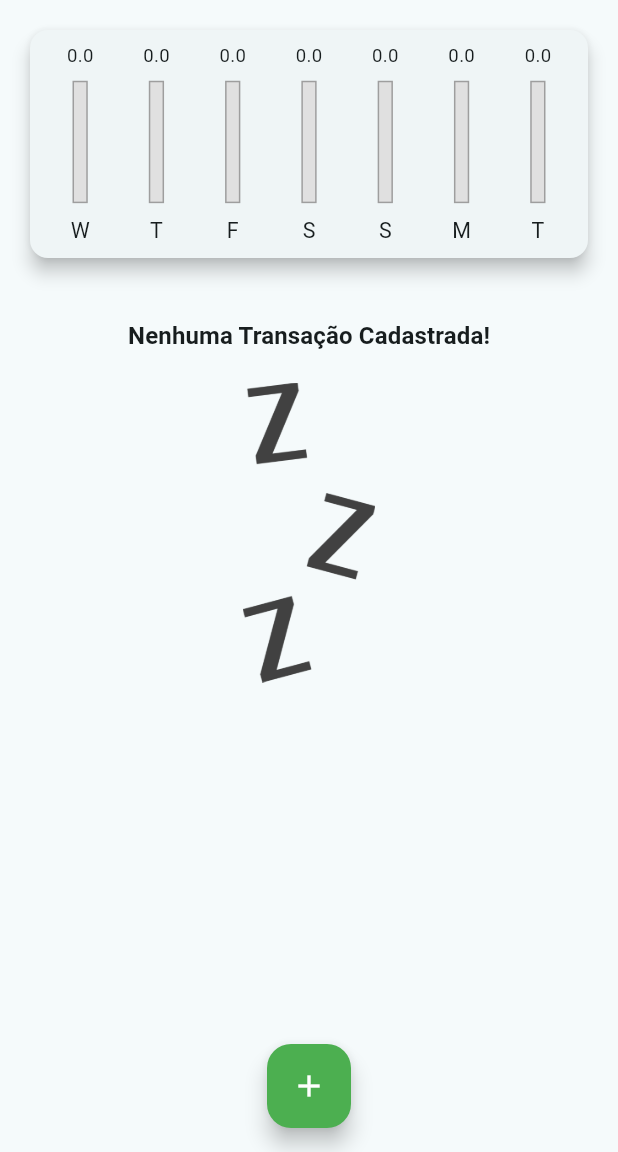
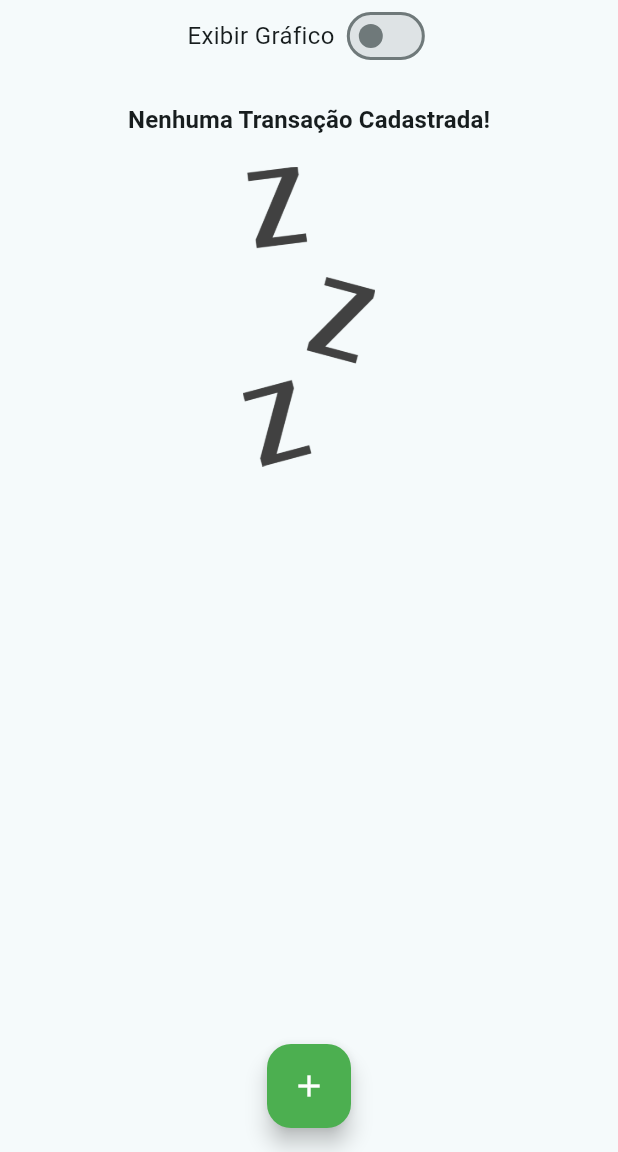
Before and after one commit to mateusalmeiida/despesas-pessoais-flutter, a Flutter app: the screen it shows after launch, on a phone screen of 412 x 824 dp, the part 84-1236 px from its top. Run offline on Flutter 3.47's test engine with Material 3 defaults, Android fonts, the phone set to English and light mode, and no system bars.

Commit message:
Alternância entre lista e gráfico implementada

```diff
--- a/lib/components/transaction_list.dart
+++ b/lib/components/transaction_list.dart
@@ -46,7 +46,8 @@ class TransactionList extends StatelessWidget {
               );
             },
           )
-        : Column(
+        : ListView(children: [
+            Column(
               children: [
                 SizedBox(
                   height: 20,
@@ -66,6 +67,7 @@ class TransactionList extends StatelessWidget {
                   ),
                 )
               ],
-          );
+            ),
+          ]);
   }
 }
--- a/lib/main.dart
+++ b/lib/main.dart
@@ -52,6 +52,7 @@ class MyHomePage extends StatefulWidget {
 
 class _MyHomePageState extends State<MyHomePage> {
   final List<Transaction> _transactions = [];
+  bool _showChart = false;
 
   List<Transaction> get _recentTransactions {
     return _transactions.where((tr) {
@@ -114,9 +115,29 @@ class _MyHomePageState extends State<MyHomePage> {
         child: Column(
           crossAxisAlignment: CrossAxisAlignment.stretch,
           children: [
+            Row(
+              mainAxisAlignment: MainAxisAlignment.center,
+              children: [
+                Text(
+                  'Exibir Gráfico',
+                  style: TextStyle(fontSize: 16),
+                ),
+                SizedBox(width: MediaQuery.of(context).size.width * 0.01),
+                Switch(
+                  value: _showChart,
+                  onChanged: (value) {
+                    setState(() {
+                      _showChart = value;
+                    });
+                  },
+                ),
+              ],
+            ),
+            if (_showChart)
               SizedBox(
                   height: availableHeight * 0.25,
                   child: Chart(recentTransactions: _recentTransactions)),
+            if (!_showChart)
               SizedBox(
                 height: availableHeight * 0.75,
                 child: TransactionList(
```
Lines whose indentation alone changed are shown as unchanged.
